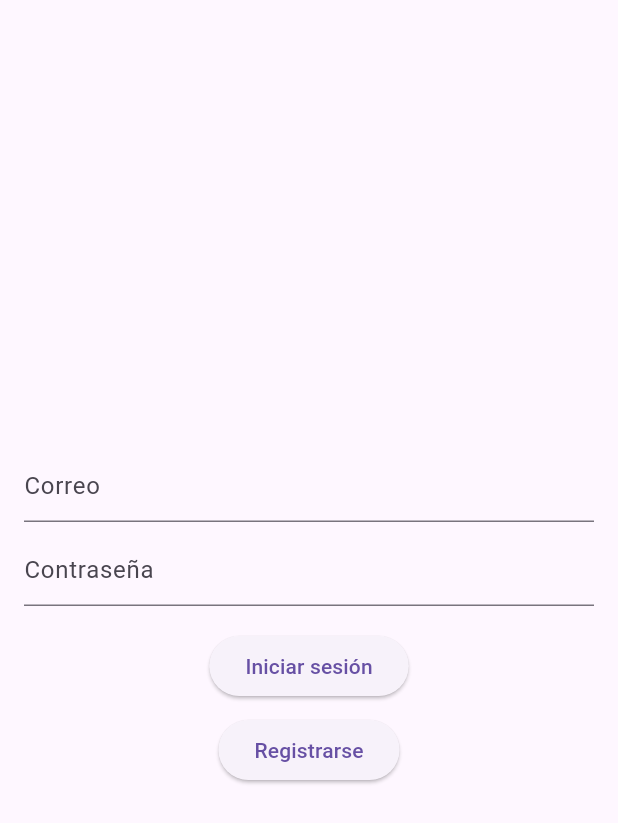
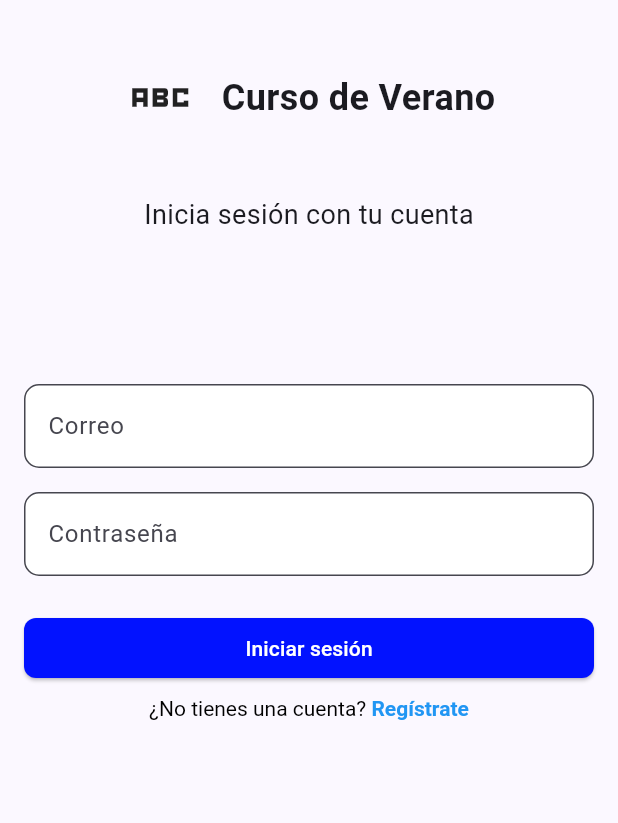
Before and after one commit to frandepy2/curso-de-verano, a Flutter app: the LoginScreen screen opened by its route, on a phone screen of 412 x 824 dp. Shown: the top 823 px of the screen. Run offline on Flutter 3.47's test engine with Material 3 defaults, Android fonts, the phone set to English and light mode, and no system bars; our stand-ins replace camera, carousel_slider, cloud_firestore, firebase_auth, firebase_core, firebase_storage and 2 more; missing offline and left inert: encrypt, qr_code_scanner_plus; accounts and stored records are empty; network calls fail.

Commit message:
Curso de verano Clase 7 - > Mejoras esteticas

```diff
--- a/lib/core/routes/routes.dart
+++ b/lib/core/routes/routes.dart
@@ -1,5 +1,6 @@
 import 'package:curso_de_verano/account_screen.dart';
 import 'package:curso_de_verano/home_screen.dart';
+import 'package:curso_de_verano/launch_screen.dart';
 import 'package:curso_de_verano/login_screen.dart';
 import 'package:curso_de_verano/navigator_bar.dart';
 import 'package:curso_de_verano/selfie_screen.dart';
@@ -8,7 +9,10 @@ import 'package:go_router/go_router.dart';
 
 class AppRouter {
   static final GoRouter router =
-      GoRouter(initialLocation: LoginScreen.routeName, routes: [
+      GoRouter(initialLocation: LaunchScreen.routeName, routes: [
+
+    GoRoute(path: LaunchScreen.routeName, builder: (context, state) => LaunchScreen()),
+
     GoRoute(
         path: LoginScreen.routeName,
         builder: (context, state) => LoginScreen()),
--- a/lib/login_screen.dart
+++ b/lib/login_screen.dart
@@ -1,14 +1,15 @@
 import 'dart:developer';
 
+import 'package:curso_de_verano/core/themes/app_theme.dart';
 import 'package:curso_de_verano/home_screen.dart';
 import 'package:curso_de_verano/navigator_bar.dart';
 import 'package:curso_de_verano/signup_screen.dart';
 import 'package:firebase_auth/firebase_auth.dart';
+import 'package:flutter/gestures.dart';
 import 'package:flutter/material.dart';
 import 'package:go_router/go_router.dart';
 
 class LoginScreen extends StatefulWidget {
-
   static const routeName = '/login';
 
   const LoginScreen({super.key});
@@ -18,7 +19,6 @@ class LoginScreen extends StatefulWidget {
 }
 
 class _LoginScreenState extends State<LoginScreen> {
-
   // Controladores de los TextField de la pantalla de inicio.
   final TextEditingController _userController = TextEditingController();
   final TextEditingController _passwordController = TextEditingController();
@@ -27,73 +27,128 @@ class _LoginScreenState extends State<LoginScreen> {
   String password = "";
 
   //Funcion de inicio de session con Firebase
-  Future<void> _login(BuildContext context ,{required String email, required String password} ) async {
+  Future<void> _login(BuildContext context,
+      {required String email, required String password}) async {
+    try {
+      //Iniciamos session con Firebase.
+      UserCredential userCredential = await FirebaseAuth.instance
+          .signInWithEmailAndPassword(email: email, password: password);
 
-
-    try{
-      //Iniciamos session con Firebase.
-      UserCredential userCredential = await FirebaseAuth.instance.signInWithEmailAndPassword(email: email, password: password);
-
-      if (userCredential.user!= null) {
+      if (userCredential.user != null) {
         log('User signed in successfully: ${userCredential.user!.uid}');
         // Navigate to the home screen
         context.go(NavigatorBar.routeName);
-
       } else {
         log('User sign in failed');
       }
-
-    }catch(e) {
+    } catch (e) {
       log('Error: $e');
     }
-
   }
 
   @override
   Widget build(BuildContext context) {
-
-
-
     return Scaffold(
       body: SafeArea(
         child: Padding(
           padding: EdgeInsets.all(16),
           child: Column(
             crossAxisAlignment: CrossAxisAlignment.center,
+            children: [
+              Padding(
+                padding: EdgeInsets.only(
+                  top: 24,
+                  bottom: 24,
+                  left: 16,
+                  right: 16,
+                ),
+                child: Row(
                   mainAxisAlignment: MainAxisAlignment.center,
                   children: [
+                    Icon(
+                      Icons.abc_sharp,
+                      size: 50,
+                    ),
+                    SizedBox(width: 16),
+                    Text('Curso de Verano',
+                        style: TextStyle(
+                          fontSize: 24,
+                          fontWeight: FontWeight.bold,
+                        )),
+                  ],
+                ),
+              ),
+              const SizedBox(height: 16),
+              Text(
+                'Inicia sesión con tu cuenta',
+                style: TextStyle(fontSize: 18),
+              ),
+              const SizedBox(height: 100),
+
               TextField(
                 controller: _userController,
                 decoration: InputDecoration(
                   hintText: 'Correo',
                 ),
-                  onChanged: (value){
+                onChanged: (value) {
                   email = value;
                   log(email);
                 },
               ),
-                const SizedBox(height: 8),
+              const SizedBox(height: 16),
               TextField(
                 controller: _passwordController,
                 obscureText: true,
                 decoration: InputDecoration(
                   hintText: 'Contraseña',
                 ),
-                  onChanged: (value){
+                onChanged: (value) {
                   password = value;
                   print(password);
                 },
               ),
-                const SizedBox(height: 16),
-                ElevatedButton(onPressed: (){
-                  _login(context ,email: email, password: password);
-                }, child: Text('Iniciar sesión')),
+              const SizedBox(height: 24),
+              ElevatedButton(
+                  onPressed: () {
+                    _login(context, email: email, password: password);
+                  },
+                  child: Container(
+                    width: MediaQuery.of(context).size.width,
+                    child: Center(
+                      child: Text(
+                        'Iniciar sesión',
+                        style: TextStyle(
+                          color: Colors.white,
+                        ),
+                      ),
+                    ),
+                  ),
+                  style: ElevatedButton.styleFrom(
+                    backgroundColor: const Color.fromARGB(255, 2, 18, 255),
+                    shape: RoundedRectangleBorder(
+                      borderRadius: BorderRadius.circular(8),
+                    ),
+                  )),
 
               const SizedBox(height: 8),
               //Boton de registro a la app
-                ElevatedButton(onPressed: (){
+              RichText(
+                text: TextSpan(
+                  text: '¿No tienes una cuenta? ',
+                  style: TextStyle(
+                      color: Colors.black),
+                  children: [
+                    TextSpan(
+                      text: 'Regístrate',
+                      style: TextStyle(color: Colors.blue, fontWeight: FontWeight.bold),
+                      recognizer: TapGestureRecognizer(
+                      )..onTap = () {
                         context.push(SignUpScreen.routeName);
-                }, child: Text('Registrarse')),
+                      }
+                    ),
+                  ],
+                ),
+              ),
             ],
           ),
         ),
--- a/lib/main.dart
+++ b/lib/main.dart
@@ -1,4 +1,5 @@
 import 'package:curso_de_verano/core/routes/routes.dart';
+import 'package:curso_de_verano/core/themes/app_theme.dart';
 import 'package:firebase_core/firebase_core.dart';
 import 'package:flutter/material.dart';
 
@@ -21,6 +22,7 @@ class MainApp extends StatelessWidget {
 
 
     return MaterialApp.router(
+      theme: AppTheme.lightTheme,
       debugShowCheckedModeBanner: false,
       routerConfig: AppRouter.router,
     );
--- a/pubspec.yaml
+++ b/pubspec.yaml
@@ -19,6 +19,7 @@ dependencies:
   qr_flutter: ^4.1.0
   qr_code_scanner_plus: ^2.0.9+1
   encrypt: ^5.0.3
+  carousel_slider: ^5.0.0
 
 dev_dependencies:
   flutter_test:
```
Also changed, not shown: lib/core/themes/app_theme.dart (added, +39 -0 lines), lib/home_screen.dart (+57 -48 lines), lib/launch_screen.dart (added, +76 -0 lines), pubspec.lock. Lines whose indentation alone changed are shown as unchanged.
